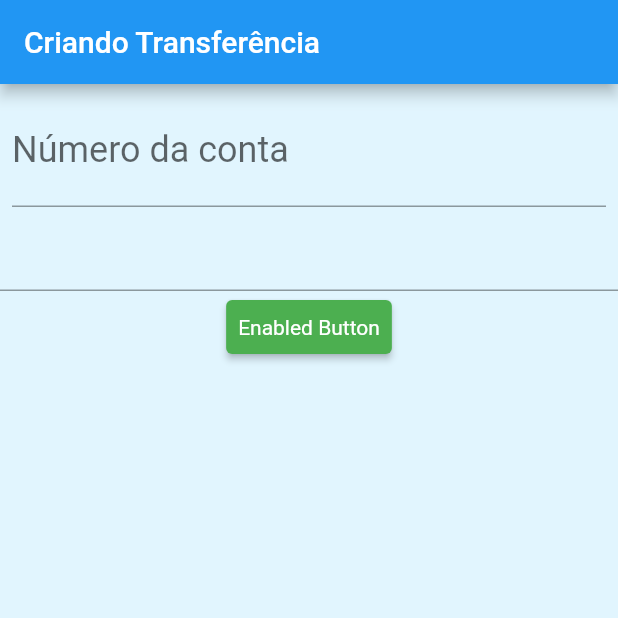
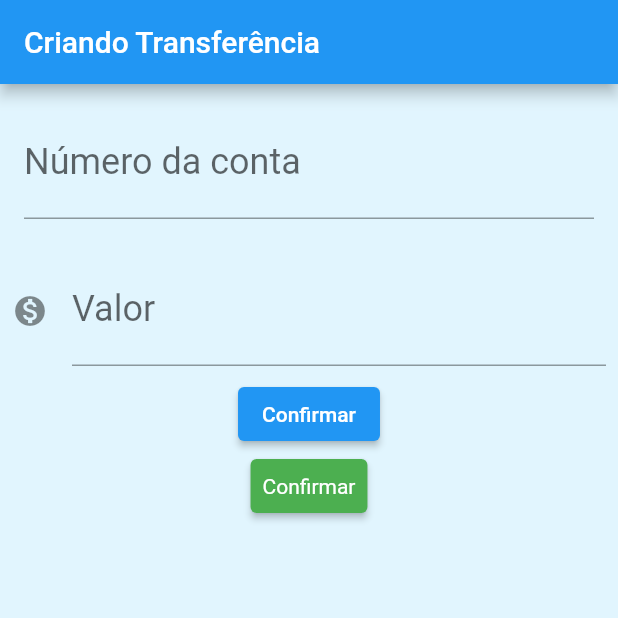
Before and after one commit to rogeriodelphi/bytebank, a Flutter app: the screen it shows after launch, on a phone screen of 412 x 824 dp, the top half of it. Run offline on Flutter 3.47's test engine with Material 2 defaults, Android fonts, the phone set to English and light mode, and no system bars; missing offline and left inert: dart:ffi.

Commit message:
Creating value transfer

```diff
--- a/lib/main.dart
+++ b/lib/main.dart
@@ -1,3 +1,5 @@
+import 'dart:ffi';
+
 import 'package:flutter/material.dart';
 
 void main() => runApp(ByteBankApp());
@@ -14,6 +16,10 @@ class  ByteBankApp extends StatelessWidget {
 }
 
 class FormularioTransferencia extends StatelessWidget {
+
+  final TextEditingController _controladorCampoNumeroConta = TextEditingController();
+  final TextEditingController _controladorCampoValor = TextEditingController();
+
   @override
   Widget build(BuildContext context) {
     return Scaffold(
@@ -23,8 +29,9 @@ class FormularioTransferencia extends StatelessWidget {
       body: Column(
         children: <Widget>[
           Padding(
-            padding: const EdgeInsets.all(8.0),
+            padding: const EdgeInsets.all(16.0),
             child: TextField(
+            controller: _controladorCampoNumeroConta,
               style: TextStyle(
                 fontSize: 24.0,
               ),
@@ -32,9 +39,40 @@ class FormularioTransferencia extends StatelessWidget {
                   labelText: 'Número da conta',
                   hintText: '0000'
               ),
+              keyboardType: TextInputType.number,
             ),
           ),
-          TextField(),
+          Padding(
+            padding: const EdgeInsets.all(8.0),
+            child: TextField(
+              controller: _controladorCampoValor,
+              style: TextStyle(
+                fontSize: 24.0,
+              ),
+              decoration: InputDecoration(
+                  icon: Icon(Icons.monetization_on),
+                  labelText: 'Valor',
+                  hintText: '0.00'
+              ),
+              keyboardType: TextInputType.number,
+            ),
+          ),
+          ElevatedButton(
+              child: Text('Confirmar'),
+              onPressed: () {
+                debugPrint('clicou no confirmar');
+                final int? numeroConta = int.tryParse(_controladorCampoNumeroConta.text);
+                final double? valor = double.tryParse(_controladorCampoValor.text);
+
+
+
+                if(numeroConta != null && valor != null){
+                  final transferenciaCriada = Transferencia(valor, numeroConta);
+                  debugPrint('$transferenciaCriada');
+                }
+
+              }
+          ),
           ElevatedButton(
               style: ButtonStyle(
                   backgroundColor: MaterialStateProperty.all(Colors.green),
@@ -43,8 +81,9 @@ class FormularioTransferencia extends StatelessWidget {
                   textStyle: MaterialStateProperty.all(
                       const TextStyle(fontSize: 14, color: Colors.white))),
               onPressed: () {
+                debugPrint('Clicou no botão verde');
               },
-              child: const Text('Enabled Button')),
+              child: const Text('Confirmar')),
 
         ],
       ),
@@ -100,4 +139,9 @@ class Transferencia {
   final int numeroConta;
 
   Transferencia(this.valor, this.numeroConta);
+
+  @override
+  String toString() {
+    return 'Transferencia{valor: $valor, numeroConta: $numeroConta}';
+  }
 }
```
